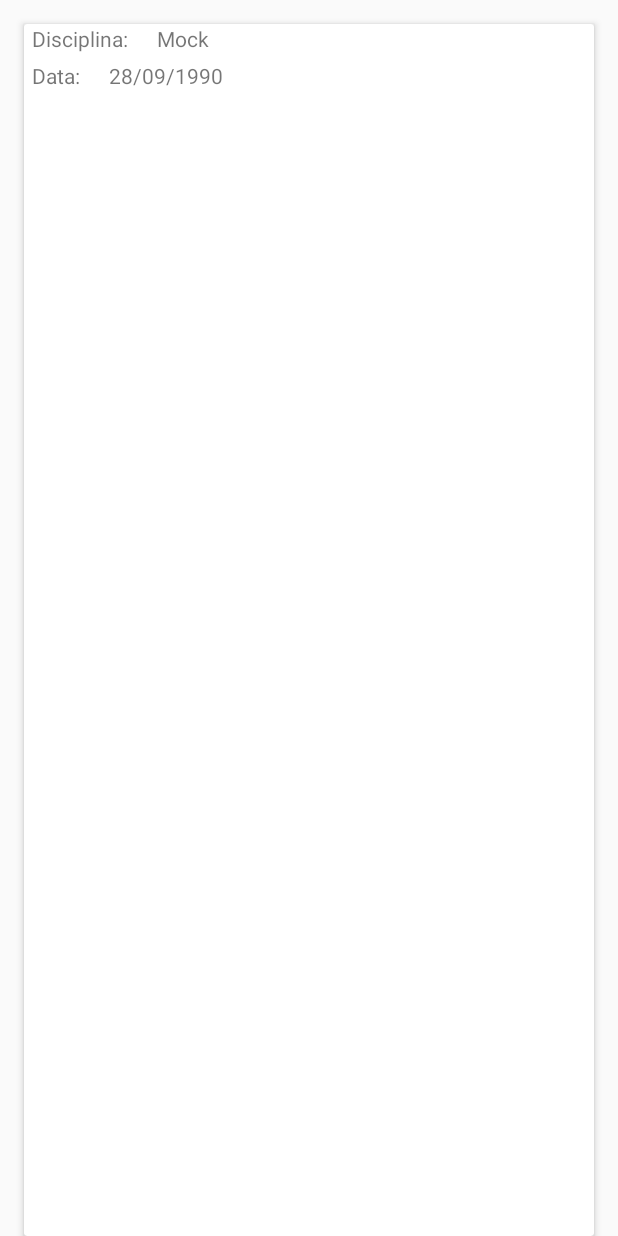
After one commit to bwbf/BoletimAcademicoLSI, an Android app: the layout adapter_avaliacoes.xml on its own in the app's theme, with its tools: preview values and no code run, on a phone screen of 412 x 824 dp. The commit adds this screen. Run offline under Robolectric (Android 15) with nearby library versions, the phone set to English and light mode, and no system bars.

Commit message:
Adicionado Telas de Avaliacoes e Anotacoes, junto com o Mock

```diff
--- a/Boletim/app/src/main/java/boletim/labsi/brunowesley/boletim/activity/BaseActivity.java
+++ b/Boletim/app/src/main/java/boletim/labsi/brunowesley/boletim/activity/BaseActivity.java
@@ -71,7 +71,7 @@ public class BaseActivity extends livroandroid.lib.activity.BaseActivity {
                 replaceFragment(new AvaliacoesFragment());
                 break;
             case R.id.nav_item_settings:
-                toast("Configurações");
+                toast("Configurações, em desenvolvimento...");
                 break;
         }
     }
--- /dev/null
+++ b/Boletim/app/src/main/res/layout/adapter_avaliacoes.xml
@@ -0,0 +1,58 @@
+<?xml version="1.0" encoding="utf-8"?>
+<android.support.v7.widget.CardView
+    xmlns:android="http://schemas.android.com/apk/res/android"
+    xmlns:card_view="http://schemas.android.com/apk/res-auto"
+    android:id="@+id/card_view_avaliacoes"
+    android:layout_width="match_parent"
+    android:layout_height="match_parent"
+    android:layout_marginTop="16dp"
+    android:layout_marginLeft="16dp"
+    android:layout_marginRight="16dp"
+    card_view:cardElevation="3dp"
+    card_view:cardPreventCornerOverlap="false"
+    card_view:cardUseCompatPadding="false"
+    card_view:cardCornerRadius="2dp"
+    android:foreground="?attr/selectableItemBackground">
+    <LinearLayout
+        android:orientation="vertical"
+        android:layout_width="match_parent"
+        android:layout_height="match_parent">
+    <LinearLayout
+        android:orientation="horizontal"
+        android:layout_width="wrap_content"
+        android:layout_height="wrap_content">
+        <TextView
+            android:layout_marginRight="16dp"
+            android:layout_marginBottom="5dp"
+            android:layout_marginLeft="5dp"
+            android:layout_width="wrap_content"
+            android:layout_height="wrap_content"
+            android:text="Disciplina: "/>
+
+        <TextView
+            android:id="@+id/disciplina_data"
+            android:layout_width="wrap_content"
+            android:layout_height="wrap_content"
+            android:text="Mock"/>
+        </LinearLayout>
+    <LinearLayout
+        android:orientation="horizontal"
+        android:layout_width="wrap_content"
+        android:layout_height="wrap_content">
+        <TextView
+            android:layout_marginRight="16dp"
+            android:layout_marginBottom="5dp"
+            android:layout_marginLeft="5dp"
+            android:layout_width="wrap_content"
+            android:layout_height="wrap_content"
+            android:text="Data: "/>
+
+        <TextView
+            android:id="@+id/data_prova"
+            android:layout_width="wrap_content"
+            android:layout_height="wrap_content"
+            android:text="28/09/1990 "/>
+        </LinearLayout>
+    </LinearLayout>
+
+</android.support.v7.widget.CardView>
```
Also changed, not shown: Boletim/app/src/main/java/boletim/labsi/brunowesley/boletim/Model/AlunoMockService.java (+45 -0 lines), Boletim/app/src/main/java/boletim/labsi/brunowesley/boletim/Model/Anotacoes.java (+18 -0 lines), Boletim/app/src/main/java/boletim/labsi/brunowesley/boletim/Model/DataProvas.java (+18 -0 lines), Boletim/app/src/main/java/boletim/labsi/brunowesley/boletim/adapter/AnotacoesAdapter.java (added, +77 -0 lines), Boletim/app/src/main/java/boletim/labsi/brunowesley/boletim/adapter/AvaliacoesAdapter.java (added, +75 -0 lines), Boletim/app/src/main/java/boletim/labsi/brunowesley/boletim/fragment/AnotacoesFragment.java (+38 -2 lines), Boletim/app/src/main/java/boletim/labsi/brunowesley/boletim/fragment/AvaliacoesFragment.java (+37 -2 lines), Boletim/app/src/main/res/layout/adapter_anotacoes.xml (added, +64 -0 lines), Boletim/app/src/main/res/layout/fragment_anotacoes.xml (+9 -6 lines), Boletim/app/src/main/res/layout/fragment_avaliacoes.xml (+9 -5 lines).
